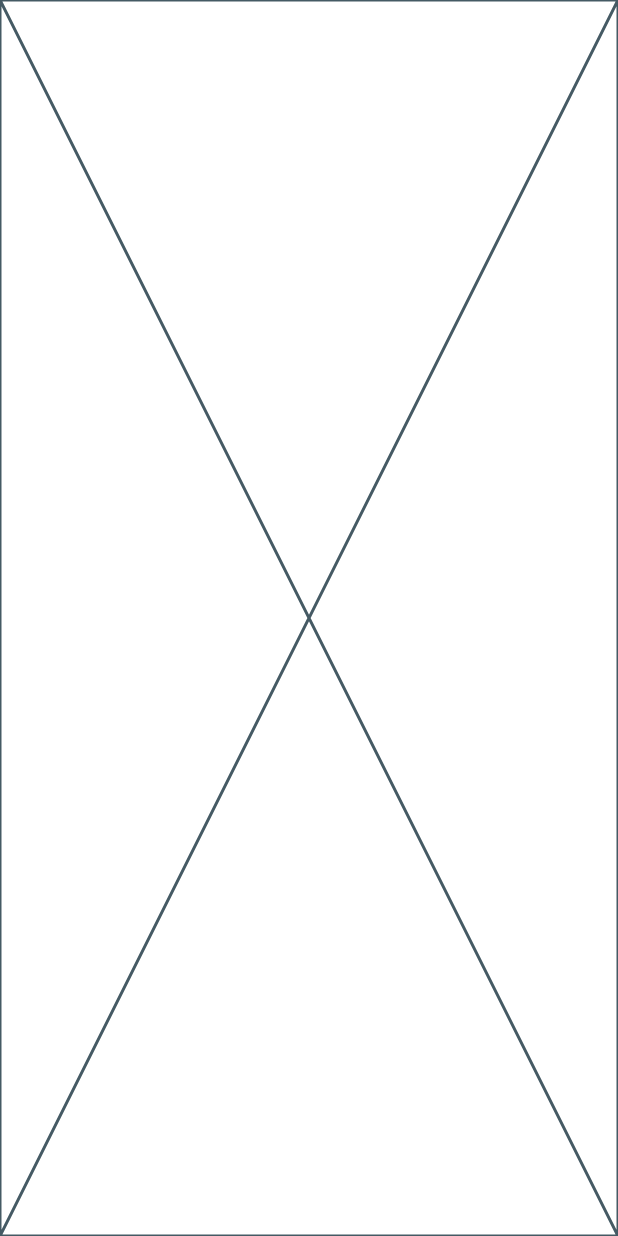
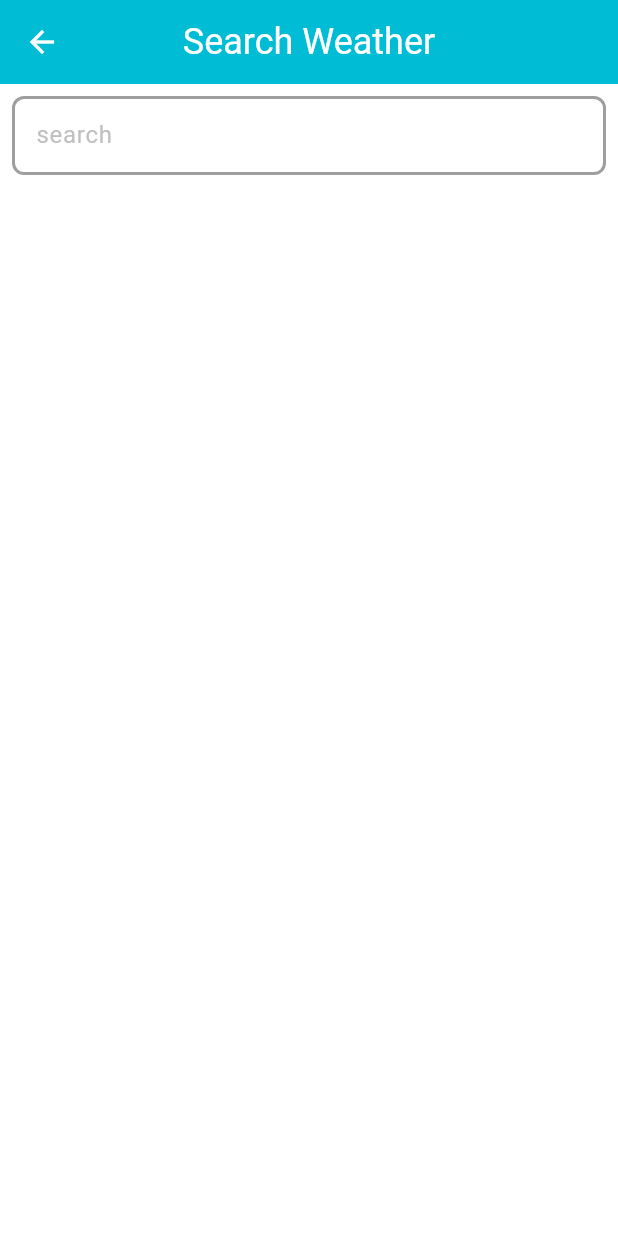
Before and after one commit to MohamedElkerm/Flutter-task, a Flutter app: the screen it shows after launch, after a tap on the "search" icon, on a phone screen of 412 x 824 dp. Run offline on Flutter 3.47's test engine with Material 3 defaults, Android fonts, the phone set to English and light mode, and no system bars; drawn by our look-alikes of auto_size_text; our stand-ins replace bloc, dio, flutter_bloc, shared_preferences.

Commit message:
create textFormField for the search screen

```diff
--- a/lib/helper/global_widgets/my_text_form_field.dart
+++ b/lib/helper/global_widgets/my_text_form_field.dart
@@ -1,10 +1,7 @@
 import 'package:flutter/material.dart';
-import 'package:flutter/services.dart';
 import 'package:weather_app/resources/media_query_values.dart';
-
 import '../../resources/colors_manager.dart';
 import 'MyResponsiveText.dart';
-
 
 class MyTextFormField extends StatelessWidget {
   const MyTextFormField({
@@ -31,27 +28,42 @@ class MyTextFormField extends StatelessWidget {
           controller: textEditingController,
           cursorColor: AppColors.b_w_50,
           keyboardType: textInputType,
-          textAlign:  TextAlign.left,
+          textAlign: TextAlign.left,
           decoration: InputDecoration(
             suffix: SizedBox(
               height: MediaQueryValues(context).height * 0.025,
             ),
-
+            border: OutlineInputBorder(
+              borderRadius: BorderRadius.circular(8.0),
+            ),
+            enabledBorder: OutlineInputBorder(
+              borderRadius: BorderRadius.circular(8.0),
+              borderSide: const BorderSide(
+                color: AppColors.myGrey, // Grey when not focused
+                width: 2.0,
+              ),
+            ),
+            focusedBorder: OutlineInputBorder(
+              borderRadius: BorderRadius.circular(8.0),
+              borderSide: const BorderSide(
+                color: AppColors.primaryColorCyan, // Cyan when focused
+                width: 2.0,
+              ),
+            ),
             label: FittedBox(
               fit: BoxFit.scaleDown,
               child: MyResponsiveText(
-                text: label.toString(),
+                text: label,
                 style: const TextStyle(
                   color: AppColors.b_w_200,
                 ),
                 minFontSize: 4,
               ),
             ),
-            hintText: hintText.toString(),
+            hintText: hintText,
           ),
         ),
       ),
     );
-
   }
 }
--- /dev/null
+++ b/lib/modules/search/logic/search_screen_cubit.dart
@@ -0,0 +1,12 @@
+import 'package:bloc/bloc.dart';
+import 'package:flutter/cupertino.dart';
+import 'package:meta/meta.dart';
+
+part 'search_screen_state.dart';
+
+class SearchScreenCubit extends Cubit<SearchScreenState> {
+  SearchScreenCubit() : super(SearchScreenInitial());
+
+  TextEditingController searchTextEditingController = TextEditingController();
+
+}
--- /dev/null
+++ b/lib/modules/search/logic/search_screen_state.dart
@@ -0,0 +1,6 @@
+part of 'search_screen_cubit.dart';
+
+@immutable
+sealed class SearchScreenState {}
+
+final class SearchScreenInitial extends SearchScreenState {}
--- a/lib/modules/search/ui/search_screen.dart
+++ b/lib/modules/search/ui/search_screen.dart
@@ -1,10 +1,44 @@
 import 'package:flutter/material.dart';
+import 'package:flutter_bloc/flutter_bloc.dart';
+import 'package:weather_app/helper/global_widgets/my_text_form_field.dart';
+import 'package:weather_app/modules/search/logic/search_screen_cubit.dart';
+
+import '../../../helper/global_widgets/my_app_bar_widget.dart';
+import '../../../resources/strings/app_strings.dart';
 
 class SearchScreen extends StatelessWidget {
   const SearchScreen({super.key});
 
   @override
   Widget build(BuildContext context) {
-    return const Placeholder();
+    return BlocProvider(
+      create: (context) => SearchScreenCubit(),
+      child: BlocConsumer<SearchScreenCubit, SearchScreenState>(
+        listener: (context, state) {
+          // TODO: implement listener
+        },
+        builder: (context, state) {
+          var searchCubit = BlocProvider.of<SearchScreenCubit>(context);
+          return Scaffold(
+            appBar: myAppBar(
+              appBarTitle: AppStrings.searchScreenTitle,
+            ),
+            body: Padding(
+              padding: const EdgeInsets.all(8.0),
+              child: Column(
+                children: [
+                  MyTextFormField(
+                    hintText: "hintText",
+                    label: "search",
+                    textEditingController: searchCubit.searchTextEditingController,
+                    textInputType: TextInputType.text,
+                  ),
+                ],
+              ),
+            ),
+          );
+        },
+      ),
+    );
   }
 }
--- a/lib/resources/themes/light_theme.dart
+++ b/lib/resources/themes/light_theme.dart
@@ -6,7 +6,12 @@ ThemeData lightTheme() {
   return ThemeData(
     scaffoldBackgroundColor: AppColors.myWhite,
     indicatorColor: Colors.red,
-    useMaterial3: false,
+    useMaterial3: true,
+    appBarTheme: const AppBarTheme(
+      iconTheme: IconThemeData(
+        color: AppColors.myWhite
+      )
+    ),
     floatingActionButtonTheme: const FloatingActionButtonThemeData(
       backgroundColor: AppColors.primaryColorCyan,
       elevation: 0.0,
--- a/lib/weather_app_start_point.dart
+++ b/lib/weather_app_start_point.dart
@@ -3,6 +3,7 @@ import 'package:flutter_bloc/flutter_bloc.dart';
 import 'package:weather_app/modules/home/logic/home_screen_cubit.dart';
 import 'package:weather_app/modules/home/ui/home_screen.dart';
 import 'package:weather_app/resources/routes_manager.dart';
+import 'package:weather_app/resources/themes/light_theme.dart';
 
 import 'helper/global_vars.dart';
 
@@ -16,7 +17,7 @@ class WeatherApp extends StatelessWidget {
       child: MaterialApp(
         navigatorKey: navigatorKey,
         onGenerateRoute: RoutesGenerator.getRoute,
-
+        theme: lightTheme(),
         debugShowCheckedModeBanner: false,
         home: const HomeScreen(),
       ),
```
